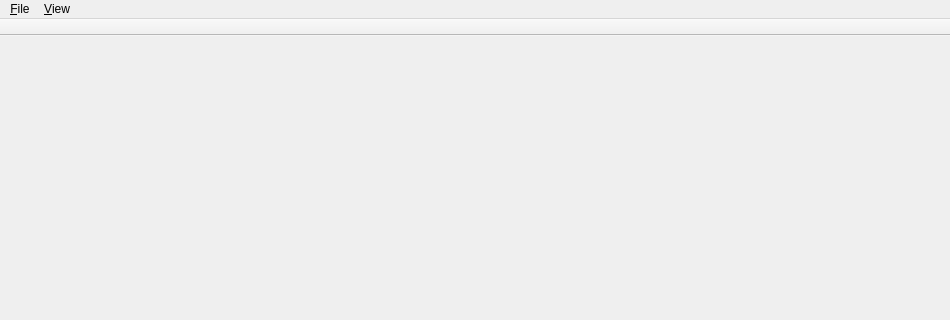
First picture: the form in navigator/MainWindow.ui, repository rprichard/CxxCodeBrowser, before the edit; both pictures show x 0 to 950 and y 0 to 320 of the 950 by 950 pixel window.
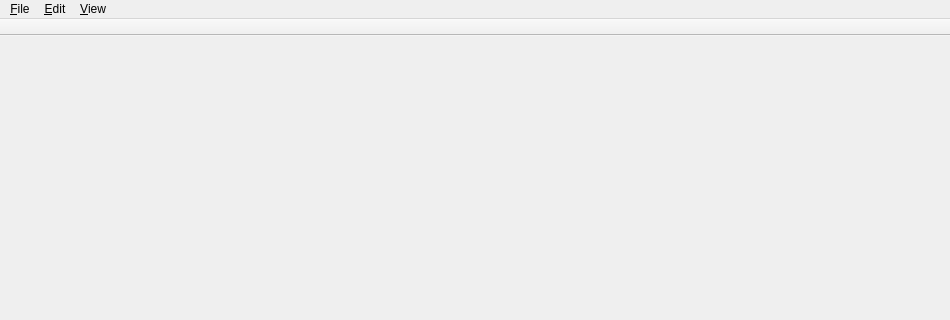
Second picture: the form after the edit. Icons and pictures are not drawn.

Patch:
```diff
--- a/navigator/MainWindow.ui
+++ b/navigator/MainWindow.ui
@@ -37,7 +37,14 @@
     </property>
     <addaction name="actionFileExit"/>
    </widget>
+   <widget class="QMenu" name="menuEdit">
+    <property name="title">
+     <string>&amp;Edit</string>
+    </property>
+    <addaction name="actionEditCopy"/>
+   </widget>
    <addaction name="menuFile"/>
+   <addaction name="menuEdit"/>
    <addaction name="menuView"/>
   </widget>
   <widget class="QStatusBar" name="statusBar"/>
```
Left out of the diff: 11 changed lines with no effect on the pictures.
